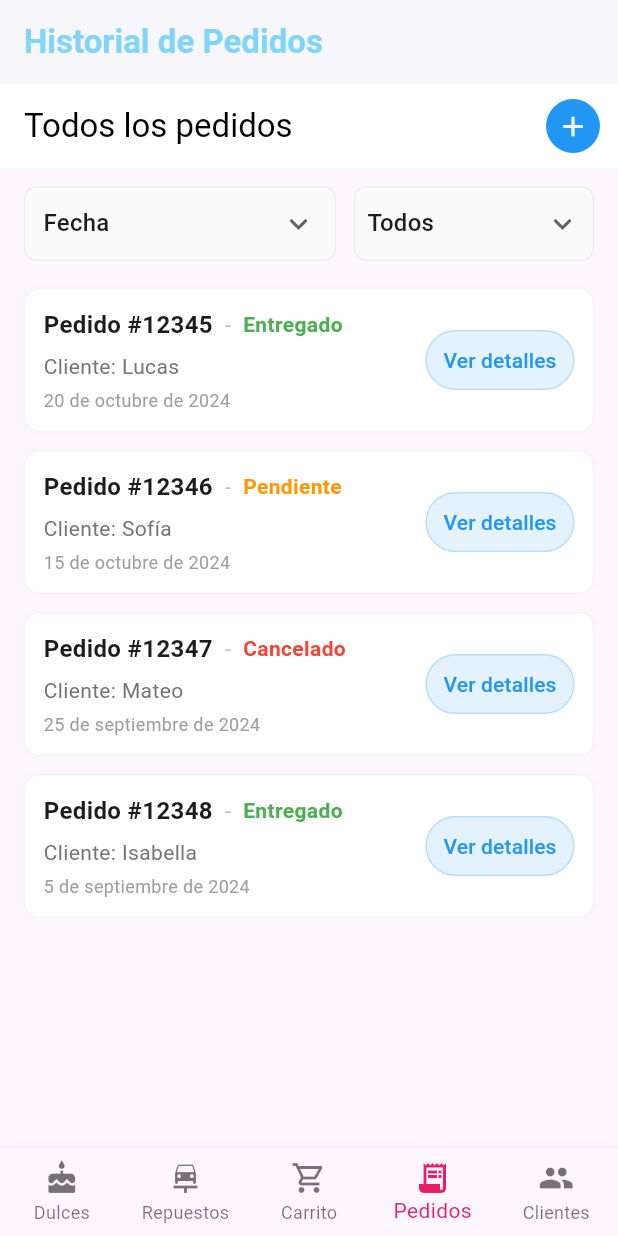
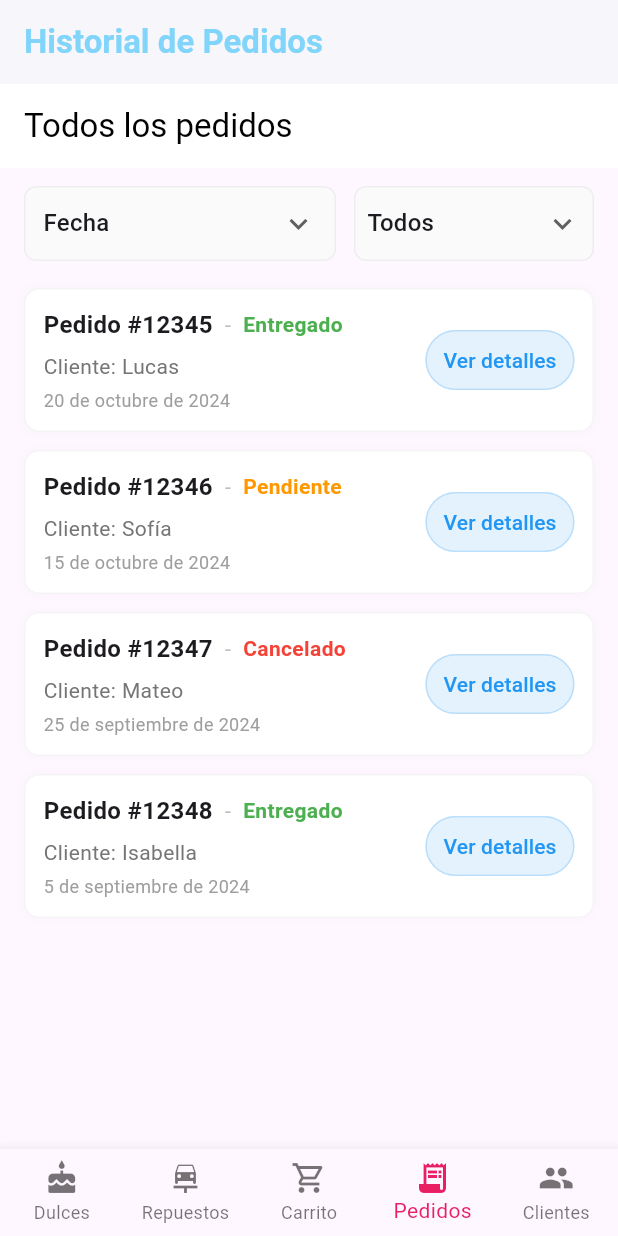
Before and after one commit to cristianquinto/Proyecto-Movil, a Flutter app: the screen it shows after launch, item 4 of the bottom bar chosen, on a phone screen of 412 x 824 dp. Run offline on Flutter 3.47's test engine with Material 3 defaults, Android fonts, the phone set to English and light mode, and no system bars; network calls fail.

Commit message:
parte lista

```diff
--- a/lib/pedidos/pedidos_page.dart
+++ b/lib/pedidos/pedidos_page.dart
@@ -30,36 +30,7 @@ class _PedidosPageState extends State<PedidosPage> {
         elevation: 0,
 
         /// ➕ BOTÓN AGREGAR PEDIDO ( + azul )
-        actions: [
-          Padding(
-            padding: const EdgeInsets.only(right: 12),
-            child: InkWell(
-              borderRadius: BorderRadius.circular(20),
-              onTap: () {
-                // 👉 Navegar a crear pedido
-                // Navigator.push(
-                //   context,
-                //   MaterialPageRoute(
-                //     builder: (_) => const CrearPedidoPage(),
-                //   ),
-                // );
-              },
-              child: Container(
-                width: 36,
-                height: 36,
-                decoration: BoxDecoration(
-                  color: Colors.blue,
-                  borderRadius: BorderRadius.circular(18),
-                ),
-                child: const Icon(
-                  Icons.add,
-                  color: Colors.white,
-                  size: 22,
-                ),
-              ),
-            ),
-          ),
-        ],
+
       ),
 
       body: Padding(
```
